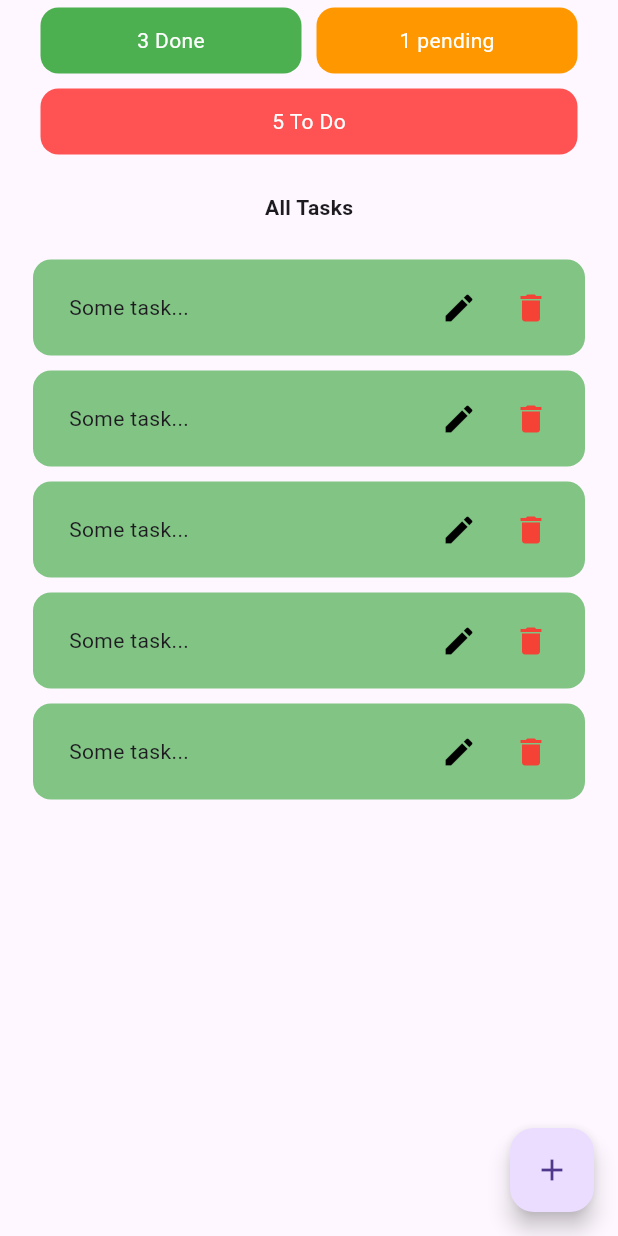
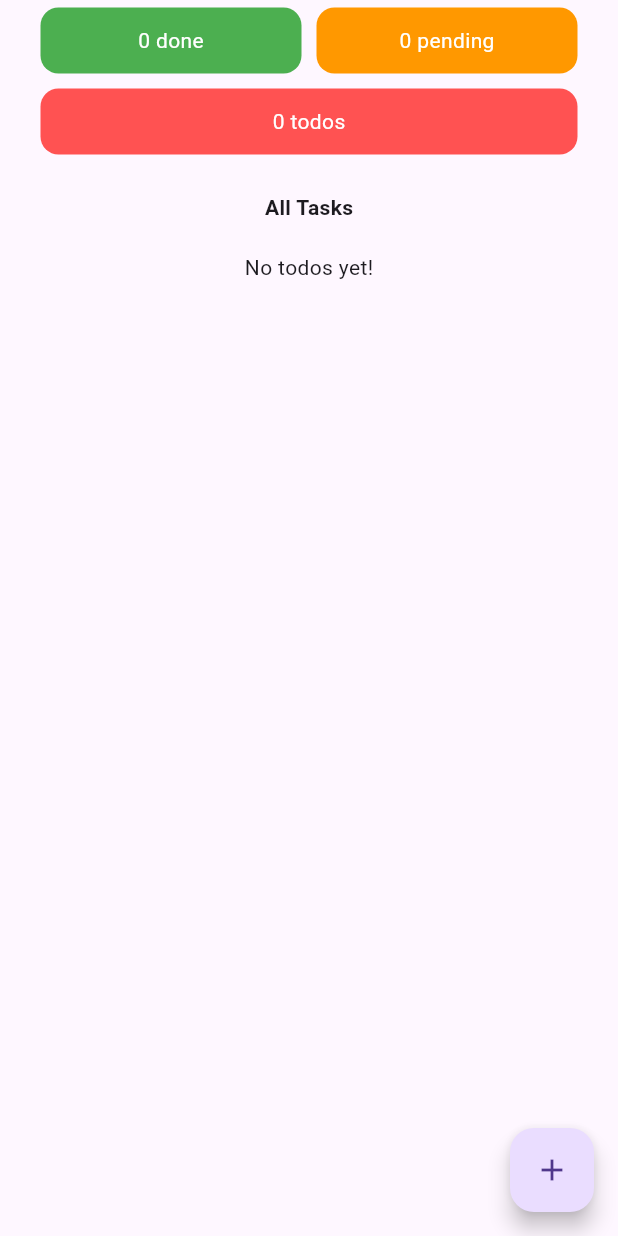
Before and after one commit to dmgcoding/flc_taskapp1, a Flutter app: the screen it shows after launch, on a phone screen of 412 x 824 dp. Run offline on Flutter 3.47's test engine with Material 3 defaults, Android fonts, the phone set to English and light mode, and no system bars; our stand-ins replace bloc, flutter_bloc, get_it.

Commit message:
home bloc done

```diff
--- a/lib/locator.dart
+++ b/lib/locator.dart
@@ -0,0 +1,8 @@
+import 'package:get_it/get_it.dart';
+import 'package:task_repository/task_repository.dart';
+
+final lc = GetIt.instance;
+
+void initializeDependencies() {
+  lc.registerLazySingleton(() => TaskRepository());
+}
--- a/lib/main.dart
+++ b/lib/main.dart
@@ -1,7 +1,10 @@
+import 'package:flc_taskapp1/locator.dart';
 import 'package:flc_taskapp1/pages/home/views/home.dart';
 import 'package:flutter/material.dart';
 
 void main() {
+  WidgetsFlutterBinding.ensureInitialized();
+  initializeDependencies();
   runApp(const MyApp());
 }
 
--- /dev/null
+++ b/lib/pages/home/blocs/task/task_bloc.dart
@@ -0,0 +1,40 @@
+import 'package:bloc/bloc.dart';
+import 'package:meta/meta.dart';
+import 'package:task_repository/task_repository.dart';
+
+part 'task_event.dart';
+part 'task_state.dart';
+
+class TaskBloc extends Bloc<TaskEvent, TaskState> {
+  TaskBloc(this.taskRepository) : super(const TaskState(tasks: [])) {
+    //register callbacks for each event
+    on<SetAllTasks>(_getAllTasks);
+    on<SelectCategory>(_selectCategory);
+
+    //listen to task stream from task repository
+    taskRepository.allTodos.listen((todosList) {
+      add(SetAllTasks(todosList));
+    });
+  }
+
+  final TaskRepository taskRepository;
+
+  //callback for SetAllTasks event
+  void _getAllTasks(SetAllTasks event, Emitter<TaskState> emit) {
+    //we get the new list of tasks
+    final newTaskList = event.tasks;
+    //doesnt change the selected cateogry value
+    final newState = state.copyWith(tasks: newTaskList);
+    emit(newState);
+  }
+
+  //callback for SelectCategory event
+  void _selectCategory(SelectCategory event, Emitter<TaskState> emit) {
+    //get the category from event props
+    final newCategory = event.category;
+    //get newstate using new category from copywith method
+    final newState = state.copyWith(selectedCategory: newCategory);
+    //emit new state
+    emit(newState);
+  }
+}
--- /dev/null
+++ b/lib/pages/home/blocs/task/task_event.dart
@@ -0,0 +1,18 @@
+part of 'task_bloc.dart';
+
+@immutable
+sealed class TaskEvent {}
+
+//what are the events?
+//1-select category
+//2-get all tasks
+
+final class SelectCategory extends TaskEvent {
+  SelectCategory(this.category);
+  final TaskCategory category;
+}
+
+final class SetAllTasks extends TaskEvent {
+  SetAllTasks(this.tasks);
+  final List<Task> tasks;
+}
--- /dev/null
+++ b/lib/pages/home/blocs/task/task_state.dart
@@ -0,0 +1,22 @@
+part of 'task_bloc.dart';
+
+final class TaskState {
+  const TaskState({
+    required this.tasks,
+    this.selectedCategory = TaskCategory.all,
+  });
+
+  //state variables
+  final TaskCategory selectedCategory;
+  final List<Task> tasks;
+
+  //what does this function do?
+  //it gets tasks list and selected category as optional parameters
+  //if the parameters are given create a new TaskState object with that values
+  //otherwise create a TaskState object with existing values
+  TaskState copyWith({List<Task>? tasks, TaskCategory? selectedCategory}) =>
+      TaskState(
+        tasks: tasks ?? this.tasks,
+        selectedCategory: selectedCategory ?? this.selectedCategory,
+      );
+}
--- a/lib/pages/home/views/category_card.dart
+++ b/lib/pages/home/views/category_card.dart
@@ -1,28 +1,49 @@
+import 'package:flc_taskapp1/locator.dart';
+import 'package:flc_taskapp1/pages/home/blocs/task/task_bloc.dart';
 import 'package:flutter/material.dart';
+import 'package:flutter_bloc/flutter_bloc.dart';
+import 'package:task_repository/task_repository.dart';
 
 class CategoryCard extends StatelessWidget {
-  const CategoryCard({
-    required this.text,
-    required this.color,
+  const CategoryCard(
+    this.cat, {
     super.key,
   });
 
-  final String text;
-  final Color color;
+  final TaskCategory cat;
 
   @override
   Widget build(BuildContext context) {
-    return Container(
+    return GestureDetector(
+      onTap: () {
+        //new event
+        final newEvent = SelectCategory(cat);
+        //access the bloc
+        final bloc = context.read<TaskBloc>();
+        //add new event to the bloc
+        bloc.add(newEvent);
+      },
+      child: Container(
         padding: const EdgeInsets.symmetric(horizontal: 12, vertical: 12),
         margin: const EdgeInsets.all(5),
         decoration: BoxDecoration(
-        color: color,
+          color: lc<TaskRepository>().getColorForCategory(cat),
           borderRadius: BorderRadius.circular(12),
         ),
         child: Center(
-        child: Text(
-          text,
+          child: BlocBuilder<TaskBloc, TaskState>(
+            builder: (context, state) {
+              int amount = 0;
+              //calculate amount in here
+              final taskList = state.tasks;
+              amount = lc<TaskRepository>()
+                  .getLengthOfTasksForCategory(cat, taskList);
+              return Text(
+                lc<TaskRepository>().getTextForCategory(cat, amount),
                 style: const TextStyle(color: Colors.white),
+              );
+            },
+          ),
         ),
       ),
     );
--- a/lib/pages/home/views/home.dart
+++ b/lib/pages/home/views/home.dart
@@ -1,16 +1,28 @@
+import 'package:flc_taskapp1/locator.dart';
+import 'package:flc_taskapp1/pages/home/blocs/task/task_bloc.dart';
 import 'package:flutter/material.dart';
+import 'package:flutter_bloc/flutter_bloc.dart';
+import 'package:task_repository/task_repository.dart';
 
 import 'category_card.dart';
 import 'fab.dart';
 import 'selected_category.dart';
 import 'selected_todos_list.dart';
 
+//bloc
+//state
+//events => bloc will do something and emit new states
+//ui => according to the new state ui will rebuild
+
 class HomePage extends StatelessWidget {
   const HomePage({super.key});
 
   @override
   Widget build(BuildContext context) {
-    return const _HomeView();
+    return BlocProvider(
+      create: (context) => TaskBloc(lc()),
+      child: const _HomeView(),
+    );
   }
 }
 
@@ -28,24 +40,19 @@ class _HomeView extends StatelessWidget {
             Row(
               children: [
                 Expanded(
-                  child: CategoryCard(
-                    text: '3 Done',
-                    color: Colors.green,
-                  ),
+                  child: CategoryCard(TaskCategory.done),
                 ),
                 Expanded(
-                  child: CategoryCard(
-                    text: '1 pending',
-                    color: Colors.orange,
-                  ),
+                  child: CategoryCard(TaskCategory.pending),
                 ),
               ],
             ),
-            CategoryCard(text: '5 To Do', color: Colors.redAccent),
+            CategoryCard(TaskCategory.todo),
             SizedBox(height: 20),
             SelectedCategory(),
             SizedBox(height: 20),
             SelectedTodosList(),
+            SizedBox(height: 20),
           ],
         ),
       ),
--- a/lib/pages/home/views/selected_category.dart
+++ b/lib/pages/home/views/selected_category.dart
@@ -1,16 +1,37 @@
+import 'package:flc_taskapp1/pages/home/blocs/task/task_bloc.dart';
 import 'package:flutter/material.dart';
+import 'package:flutter_bloc/flutter_bloc.dart';
+import 'package:task_repository/task_repository.dart';
 
 class SelectedCategory extends StatelessWidget {
   const SelectedCategory({
     super.key,
   });
 
+  String _getText(TaskCategory category) {
+    switch (category) {
+      case TaskCategory.all:
+        return 'All Tasks';
+      case TaskCategory.done:
+        return 'Done Tasks';
+      case TaskCategory.pending:
+        return 'Pending Tasks';
+      case TaskCategory.todo:
+        return 'Todos';
+    }
+  }
+
   @override
   Widget build(BuildContext context) {
-    return const Align(
-      child: Text(
-        'All Tasks',
-        style: TextStyle(fontWeight: FontWeight.bold),
+    return Align(
+      child: BlocBuilder<TaskBloc, TaskState>(
+        builder: (context, state) {
+          final selectedCategory = state.selectedCategory;
+          return Text(
+            _getText(selectedCategory),
+            style: const TextStyle(fontWeight: FontWeight.bold),
+          );
+        },
       ),
     );
   }
--- a/lib/pages/home/views/selected_todos_list.dart
+++ b/lib/pages/home/views/selected_todos_list.dart
@@ -1,4 +1,7 @@
+import 'package:flc_taskapp1/pages/home/blocs/task/task_bloc.dart';
 import 'package:flutter/material.dart';
+import 'package:flutter_bloc/flutter_bloc.dart';
+import 'package:task_repository/task_repository.dart';
 
 import 'task_card.dart';
 
@@ -7,14 +10,49 @@ class SelectedTodosList extends StatelessWidget {
     super.key,
   });
 
+  List<Task> getTasksForCategory(List<Task> allTasks, TaskCategory cat) {
+    List<Task> filtered = [];
+    for (var t in allTasks) {
+      if (cat == TaskCategory.done) {
+        if (t.status == TaskStatus.done) {
+          filtered.add(t);
+        }
+      } else if (cat == TaskCategory.pending) {
+        if (t.status == TaskStatus.pending) {
+          filtered.add(t);
+        }
+      } else if (cat == TaskCategory.todo) {
+        if (t.status == TaskStatus.todo) {
+          filtered.add(t);
+        }
+      }
+    }
+    return filtered;
+  }
+
   @override
   Widget build(BuildContext context) {
-    return Column(
-      children: [1, 2, 3, 4, 5]
-          .map(
-            (e) => const TaskCard(),
-          )
-          .toList(),
+    return BlocBuilder<TaskBloc, TaskState>(
+      builder: (context, state) {
+        //get the list of selected category tasks
+        final selectedCategory = state.selectedCategory;
+        final allTasks = state.tasks;
+        final filteredList = getTasksForCategory(allTasks, selectedCategory);
+
+        if (filteredList.isEmpty) {
+          return const Center(
+            child: Text('No todos yet!'),
+          );
+        }
+
+        return Column(
+          children: filteredList
+              .map(
+                (e) => const TaskCard(),
+              )
+              .toList(),
+        );
+      },
     );
   }
 }
--- /dev/null
+++ b/packages/task_repository/lib/src/enums/category.dart
@@ -0,0 +1,6 @@
+enum TaskCategory {
+  done,
+  pending,
+  todo,
+  all,
+}
--- a/packages/task_repository/lib/src/task_repository.dart
+++ b/packages/task_repository/lib/src/task_repository.dart
@@ -1,5 +1,6 @@
 import 'dart:async';
 
+import 'package:flutter/material.dart';
 import 'package:task_repository/task_repository.dart';
 
 class TaskRepository {
@@ -53,4 +54,63 @@ class TaskRepository {
     _tasks = newList;
     _controller.add(_tasks);
   }
+
+  Color getColorForCategory(TaskCategory category) {
+    switch (category) {
+      case TaskCategory.all:
+        return Colors.pinkAccent;
+      case TaskCategory.done:
+        return Colors.green;
+      case TaskCategory.pending:
+        return Colors.orange;
+      case TaskCategory.todo:
+        return Colors.redAccent;
+    }
+  }
+
+  String getTextForCategory(TaskCategory category, int amount) {
+    switch (category) {
+      case TaskCategory.all:
+        return '$amount';
+      case TaskCategory.done:
+        return '$amount done';
+      case TaskCategory.pending:
+        return '$amount pending';
+      case TaskCategory.todo:
+        return '$amount todos';
+    }
+  }
+
+  int getLengthOfTasksForCategory(TaskCategory cat, List<Task> list) {
+    int length = 0;
+    if (cat == TaskCategory.all) {
+      length = list.length;
+    } else if (cat == TaskCategory.done) {
+      var newList = [];
+      for (var el in list) {
+        if (el.status == TaskStatus.done) {
+          newList.add(el);
+        }
+      }
+      length = newList.length;
+    } else if (cat == TaskCategory.pending) {
+      var newList = [];
+      for (var el in list) {
+        if (el.status == TaskStatus.pending) {
+          newList.add(el);
+        }
+      }
+      length = newList.length;
+    } else if (cat == TaskCategory.todo) {
+      var newList = [];
+      for (var el in list) {
+        if (el.status == TaskStatus.todo) {
+          newList.add(el);
+        }
+      }
+      length = newList.length;
+    }
+
+    return length;
+  }
 }
--- a/packages/task_repository/lib/task_repository.dart
+++ b/packages/task_repository/lib/task_repository.dart
@@ -2,3 +2,4 @@ library task_repository;
 
 export 'src/task_repository.dart';
 export 'src/models/task.dart';
+export 'src/enums/category.dart';
--- a/pubspec.yaml
+++ b/pubspec.yaml
@@ -37,6 +37,8 @@ dependencies:
   cupertino_icons: ^1.0.2
   task_repository:
     path: packages/task_repository
+  get_it: ^7.6.7
+  flutter_bloc: ^8.1.3
 
 dev_dependencies:
   flutter_test:
```
Also changed, not shown: pubspec.lock. Lines whose indentation alone changed are shown as unchanged.
